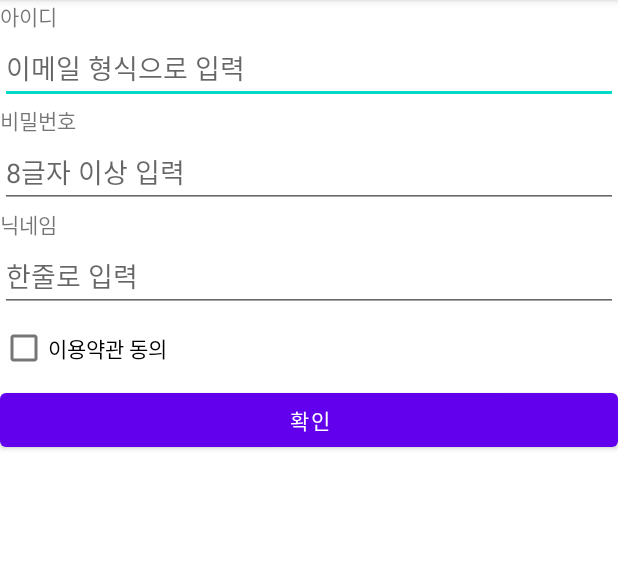
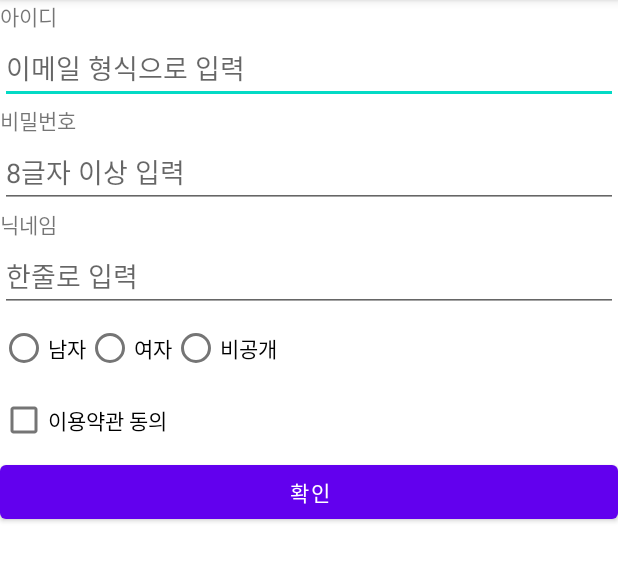
Before and after one commit to JDWdonga21/SignUpUIPractic_DW, an Android app: the screen it shows after launch (MainActivity), on a phone screen of 412 x 824 dp, the part 84-665 px from its top. Run offline under Robolectric (Android 15) with nearby library versions, the phone set to English and light mode, and no system bars.

Commit message:
radiobutton 체험

```diff
--- a/app/src/main/res/layout/activity_main.xml
+++ b/app/src/main/res/layout/activity_main.xml
@@ -37,6 +37,23 @@
         android:hint="한줄로 입력"
         android:singleLine="true"
         android:imeOptions="actionGo"/>
+    <RadioGroup
+        android:layout_width="wrap_content"
+        android:layout_height="wrap_content"
+        android:orientation="horizontal">
+        <RadioButton
+            android:layout_width="wrap_content"
+            android:layout_height="wrap_content"
+            android:text="남자"/>
+        <RadioButton
+            android:layout_width="wrap_content"
+            android:layout_height="wrap_content"
+            android:text="여자"/>
+        <RadioButton
+            android:layout_width="wrap_content"
+            android:layout_height="wrap_content"
+            android:text="비공개"/>
+    </RadioGroup>
     <CheckBox
         android:layout_width="wrap_content"
         android:layout_height="wrap_content"
```
